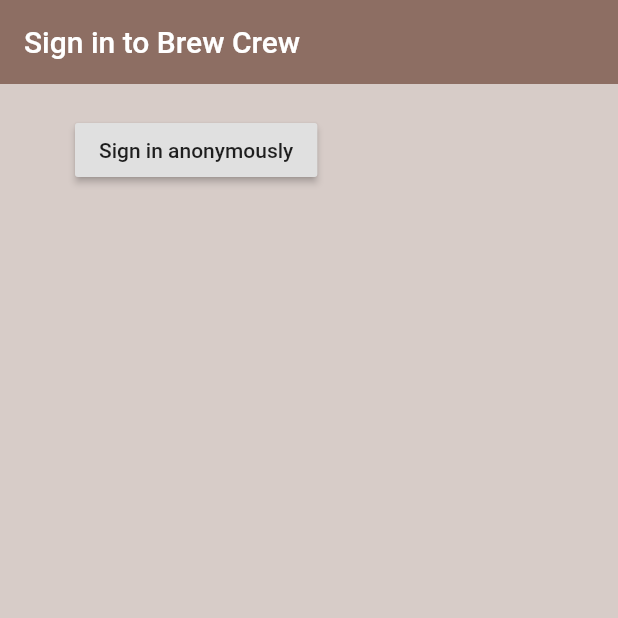
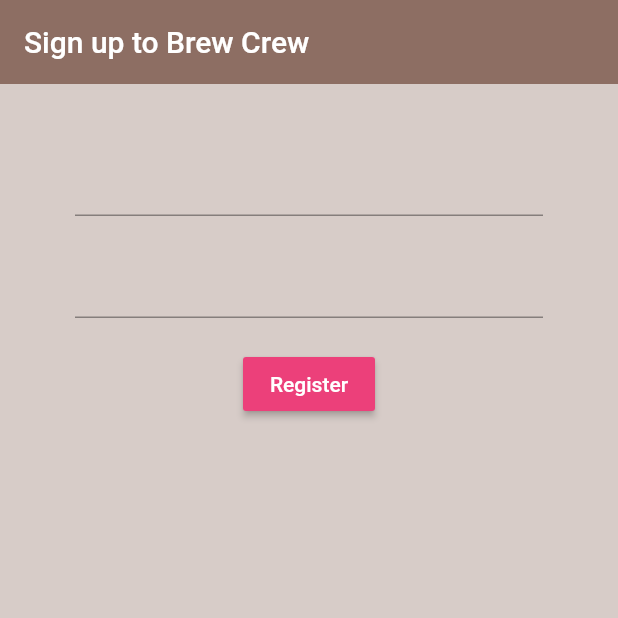
Before and after one commit to Koki-Chance/brew_crew, a Flutter app: the screen it shows after launch, on a phone screen of 412 x 824 dp, the top half of it. Run offline on Flutter 3.47's test engine with Material 2 defaults, Android fonts, the phone set to English and light mode, and no system bars; our stand-ins replace firebase_auth; accounts and stored records are empty.

Commit message:
create_register_widget(#10)

```diff
--- a/lib/screens/authenticate/authenticate.dart
+++ b/lib/screens/authenticate/authenticate.dart
@@ -1,3 +1,4 @@
+import 'package:brew_crew/screens/authenticate/register.dart';
 import 'package:brew_crew/screens/authenticate/sign_in.dart';
 import 'package:flutter/material.dart';
 
@@ -10,7 +11,7 @@ class _AuthenticateState extends State<Authenticate> {
   @override
   Widget build(BuildContext context) {
     return Container(
-      child: SignIn(),
+      child: Register(),
     );
   }
 }
--- /dev/null
+++ b/lib/screens/authenticate/register.dart
@@ -0,0 +1,67 @@
+import 'package:brew_crew/services/auth.dart';
+import 'package:flutter/material.dart';
+
+class Register extends StatefulWidget {
+  @override
+  _RegisterState createState() => _RegisterState();
+}
+
+class _RegisterState extends State<Register> {
+
+  final AuthService _auth = AuthService();
+
+  // text field state
+  String email = '';
+  String password = '';
+
+
+  @override
+  Widget build(BuildContext context) {
+    return Scaffold(
+      backgroundColor: Colors.brown[100],
+      appBar: AppBar(
+        backgroundColor: Colors.brown[400],
+        elevation: 0.0,
+        title: Text('Sign up to Brew Crew'),
+      ),
+      body: Container(
+        padding: EdgeInsets.symmetric(vertical: 20.0, horizontal: 50.0),
+        child: Form(
+          child: Column(
+            children: <Widget>[
+              SizedBox(height: 20.0),
+              TextFormField(
+                onChanged: (val) {
+                  setState(() => email = val);
+
+                }
+              ),
+              SizedBox(height: 20.0),
+              TextFormField(
+                // ↓ フォームに入力された文字が●として表示される
+                obscureText: true,
+                onChanged: (val) {
+                  setState(() => password = val);
+
+                }
+              ),
+              SizedBox(height: 20.0),
+              RaisedButton(
+                color: Colors.pink[400],
+                child: Text(
+                  'Register',
+                  style: TextStyle(color: Colors.white),
+                ),
+                onPressed: () async {
+                  print(email);
+                  print(password);
+
+                },
+              ),
+            ],
+          ),
+        ),
+      ),
+    );
+  }
+}
--- a/lib/screens/authenticate/sign_in.dart
+++ b/lib/screens/authenticate/sign_in.dart
@@ -11,31 +11,12 @@ class _SignInState extends State<SignIn> {
 
   final AuthService _auth = AuthService();
 
+  // text field state
+  String email = '';
+  String password = '';
+
   @override
   Widget build(BuildContext context) {
-    return Scaffold(
-      backgroundColor: Colors.brown[100],
-      appBar: AppBar(
-        backgroundColor: Colors.brown[400],
-        elevation: 0.0,
-        title: Text('Sign in to Brew Crew'),
-      ),
-      body: Container(
-        padding: EdgeInsets.symmetric(vertical: 20.0, horizontal: 50.0),
-        child: RaisedButton(
-          child: Text('Sign in anonymously'),
-          onPressed: () async {
-            dynamic result = await _auth.signInAnon();
-            if (result == null) {
-              print('error signing in');
-            } else {
-              print('signed in');
-              print(result.uid);
-            }
 
-          }
-          ),
-      ),
-    );
   }
 }
```
